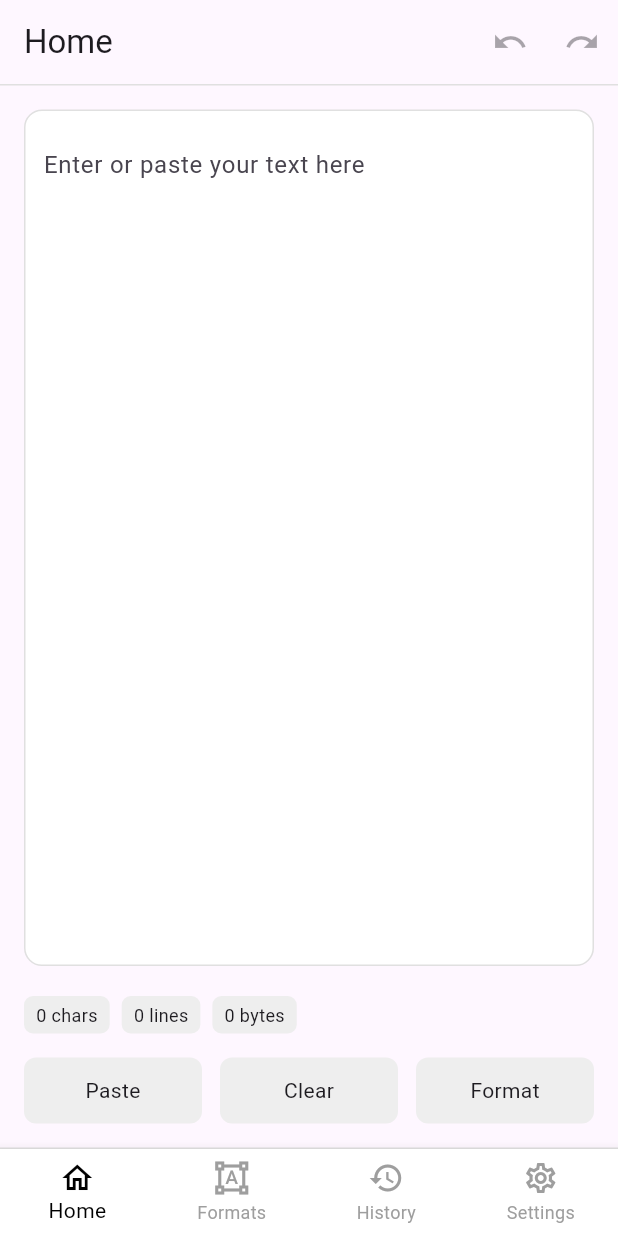
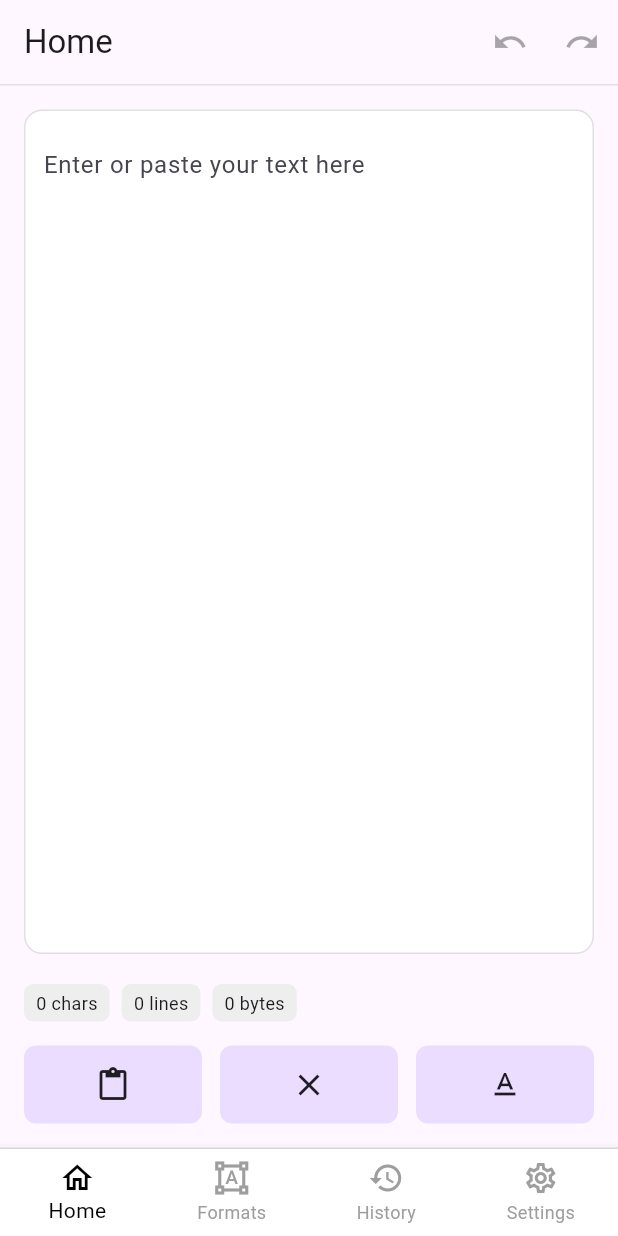
Before and after one commit to hyperbora/format_kit, a Flutter app: the screen it shows after launch, on a phone screen of 412 x 824 dp. Run offline on Flutter 3.47's test engine with Material 3 defaults, Android fonts, the phone set to English and light mode, and no system bars; our stand-ins replace flutter_riverpod.

Commit message:
feat: actions 버튼 별도 파일로 분리

```diff
--- a/lib/screens/home/home_screen.dart
+++ b/lib/screens/home/home_screen.dart
@@ -1,7 +1,6 @@
 import 'package:flutter/material.dart';
-import 'package:flutter_riverpod/flutter_riverpod.dart';
-import 'package:format_kit/providers/quick_input_actions_provider.dart';
 import 'package:format_kit/screens/home/widgets/input_info_section.dart';
+import 'package:format_kit/screens/home/widgets/quick_format_actions.dart';
 import 'package:format_kit/screens/home/widgets/quick_format_input.dart';
 
 class HomeScreen extends StatelessWidget {
@@ -23,54 +22,3 @@ class HomeScreen extends StatelessWidget {
     );
   }
 }
-
-class QuickFormatActions extends StatelessWidget {
-  const QuickFormatActions({super.key});
-
-  @override
-  Widget build(BuildContext context) {
-    return Consumer(
-      builder: (context, ref, _) {
-        final actions = ref.read(quickInputActionsProvider.notifier);
-
-        return Row(
-          children: [
-            Expanded(
-              child: GestureDetector(
-                onTap: actions.paste,
-                child: _fakeButton("Paste"),
-              ),
-            ),
-            const SizedBox(width: 12),
-            Expanded(
-              child: GestureDetector(
-                onTap: actions.clear,
-                child: _fakeButton("Clear"),
-              ),
-            ),
-            const SizedBox(width: 12),
-            Expanded(
-              child: GestureDetector(
-                onTap: actions.format,
-                child: _fakeButton("Format"),
-              ),
-            ),
-          ],
-        );
-      },
-    );
-  }
-}
-
-// 🔧 임시 버튼 위젯 (스켈레톤용)
-Widget _fakeButton(String text) {
-  return Container(
-    height: 44,
-    alignment: Alignment.center,
-    decoration: BoxDecoration(
-      color: Colors.grey.shade200,
-      borderRadius: BorderRadius.circular(8),
-    ),
-    child: Text(text),
-  );
-}
--- /dev/null
+++ b/lib/screens/home/widgets/quick_format_actions.dart
@@ -0,0 +1,41 @@
+import 'package:flutter/material.dart';
+import 'package:flutter_riverpod/flutter_riverpod.dart';
+import 'package:format_kit/providers/quick_input_actions_provider.dart';
+
+class QuickFormatActions extends ConsumerWidget {
+  const QuickFormatActions({super.key});
+
+  @override
+  Widget build(BuildContext context, WidgetRef ref) {
+    final actions = ref.read(quickInputActionsProvider.notifier);
+
+    return Row(
+      children: [
+        _buildButton(context, Icons.paste, actions.paste),
+        const SizedBox(width: 12),
+        _buildButton(context, Icons.clear, actions.clear),
+        const SizedBox(width: 12),
+        _buildButton(context, Icons.text_format, actions.format),
+      ],
+    );
+  }
+}
+
+Widget _buildButton(BuildContext context, IconData icon, VoidCallback onTap) {
+  return Expanded(
+    child: Ink(
+      decoration: BoxDecoration(
+        color: Theme.of(context).colorScheme.primaryContainer,
+        borderRadius: BorderRadius.circular(8),
+      ),
+      child: InkWell(
+        borderRadius: BorderRadius.circular(8),
+        onTap: onTap,
+        child: Padding(
+          padding: const EdgeInsets.symmetric(vertical: 14),
+          child: Icon(icon),
+        ),
+      ),
+    ),
+  );
+}
```
